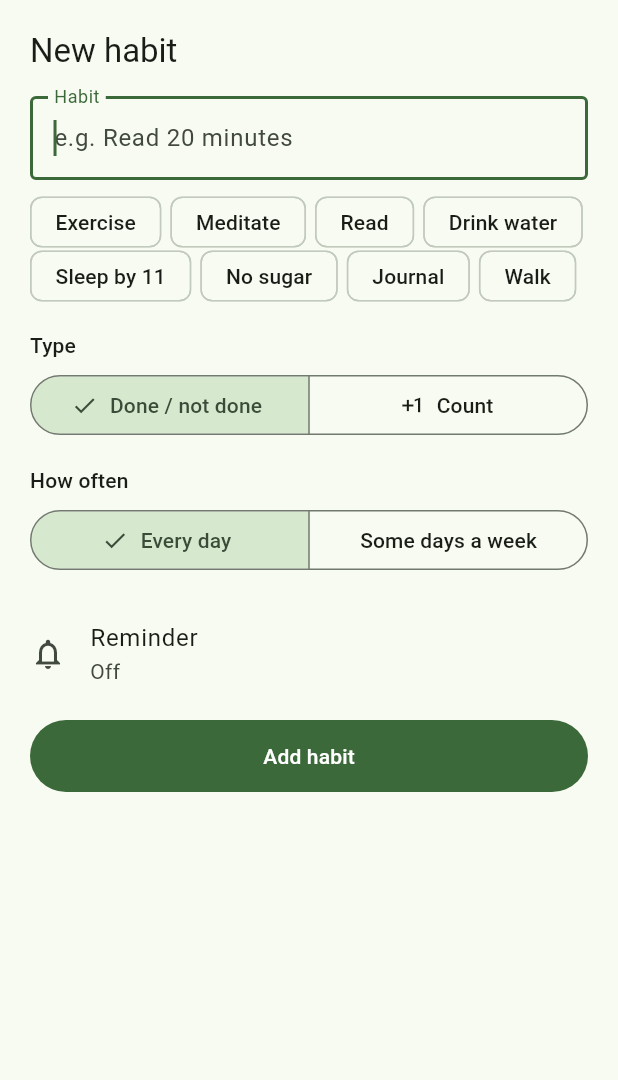
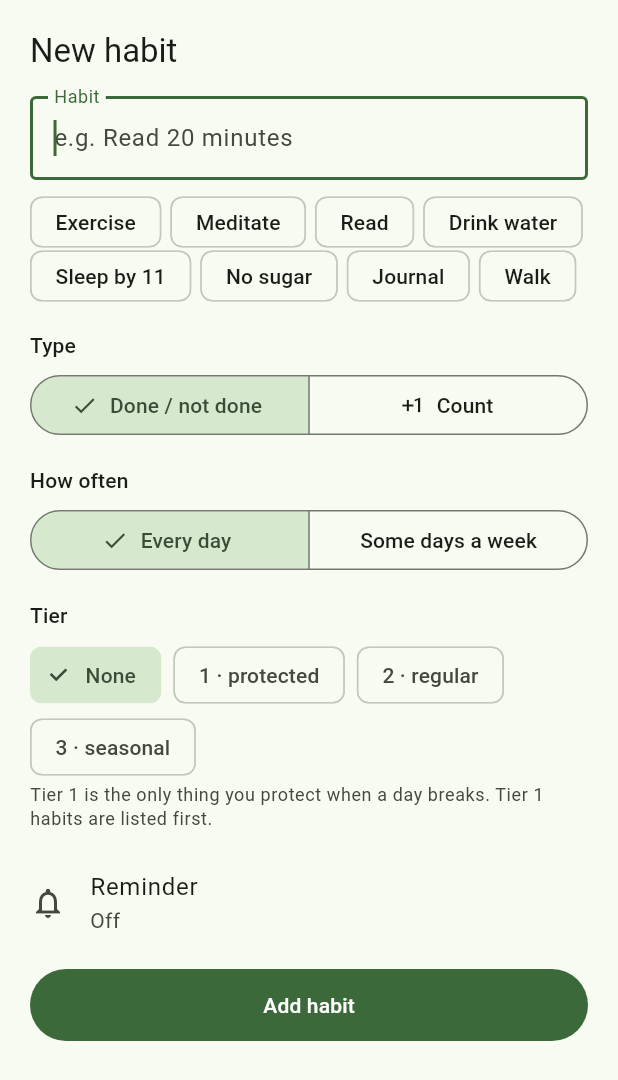
Before and after one commit to 0111abhius/Habits, a Flutter app: the _HabitEditorSheet widget shown alone on an empty page, opened directly, on a phone screen of 412 x 824 dp. Shown: the top 1080 px of the screen. Run offline on Flutter 3.47's test engine with Material 3 defaults, Android fonts, the phone set to English and light mode, and no system bars; our stand-ins replace cloud_firestore, firebase_auth, firebase_core, fl_chart, flutter_dotenv, flutter_markdown and 2 more; missing offline and left inert: dart:js_interop; accounts and stored records are empty; network calls fail.

Commit message:
Habits: tier selector in editor, Tier 1 shown first with shield marker, tier in detail sheet
Co-authored-by: 0111abhius <0111abhius@users.noreply.github.com>

```diff
--- a/lib/screens/habits_screen.dart
+++ b/lib/screens/habits_screen.dart
@@ -37,7 +37,7 @@ class _HabitsScreenState extends State<HabitsScreen> {
     if (uid == null) return;
     final result = await showHabitEditor(context);
     if (result == null) return;
-    await _service.addHabit(
+    final created = await _service.addHabit(
       uid: uid,
       name: result.name,
       type: result.type,
@@ -46,6 +46,7 @@ class _HabitsScreenState extends State<HabitsScreen> {
       targetCount: result.targetCount,
       reminderTime: result.reminderTime,
     );
+    if (result.tier > 0) await _service.updateHabit(uid, created.copyWith(tier: result.tier));
   }
 
   Future<void> _edit(Habit habit) async {
@@ -63,6 +64,7 @@ class _HabitsScreenState extends State<HabitsScreen> {
         targetCount: result.targetCount,
         reminderTime: result.reminderTime,
         clearReminder: result.reminderTime == null,
+        tier: result.tier,
       ),
     );
   }
@@ -397,6 +399,11 @@ class _HabitRow extends StatelessWidget {
                       runSpacing: 4,
                       crossAxisAlignment: WrapCrossAlignment.center,
                       children: [
+                        if (habit.tier == 1)
+                          Tooltip(
+                            message: 'Tier 1 · protected',
+                            child: Icon(Icons.shield_outlined, size: 14, color: theme.colorScheme.primary),
+                          ),
                         StreakBadge(habit: habit, today: today),
                         WeeklyProgressPill(habit: habit, date: date),
                         if (!wide) HabitDotRow(habit: habit, endDate: date, dotSize: 8),
--- a/lib/services/habit_service.dart
+++ b/lib/services/habit_service.dart
@@ -30,21 +30,25 @@ class HabitService {
   Stream<List<Habit>> watchHabits(String uid) {
     return _habitsColl(uid).snapshots().map((snap) {
       final habits = snap.docs.map((d) => Habit.fromMap(d.id, d.data())).toList();
-      habits.sort((a, b) {
-        final c = a.sortOrder.compareTo(b.sortOrder);
-        return c != 0 ? c : a.createdAt.compareTo(b.createdAt);
-      });
+      habits.sort(compareHabits);
       return habits;
     });
+  }
+
+  /// Tier 1 (protected) habits float to the top; everything else keeps the
+  /// user's manual order.
+  static int compareHabits(Habit a, Habit b) {
+    final ta = a.tier == 1 ? 0 : 1;
+    final tb = b.tier == 1 ? 0 : 1;
+    if (ta != tb) return ta.compareTo(tb);
+    final c = a.sortOrder.compareTo(b.sortOrder);
+    return c != 0 ? c : a.createdAt.compareTo(b.createdAt);
   }
 
   Future<List<Habit>> fetchHabits(String uid) async {
     final snap = await _habitsColl(uid).get();
     final habits = snap.docs.map((d) => Habit.fromMap(d.id, d.data())).toList();
-    habits.sort((a, b) {
-      final c = a.sortOrder.compareTo(b.sortOrder);
-      return c != 0 ? c : a.createdAt.compareTo(b.createdAt);
-    });
+    habits.sort(HabitService.compareHabits);
     return habits;
   }
 
--- a/lib/widgets/habit_detail_sheet.dart
+++ b/lib/widgets/habit_detail_sheet.dart
@@ -54,7 +54,7 @@ Future<HabitDetailAction?> showHabitDetail(BuildContext context, Habit habit, {D
                       children: [
                         Text(habit.name, style: theme.textTheme.titleLarge?.copyWith(fontWeight: FontWeight.bold)),
                         Text(
-                          '${habit.frequencyLabel}${habit.type == HabitType.counter ? ' · goal ${habit.targetCount}' : ''}',
+                          '${habit.frequencyLabel}${habit.type == HabitType.counter ? ' · goal ${habit.targetCount}' : ''}${habit.tier > 0 ? ' · ${habit.tierLabel}' : ''}',
                           style: theme.textTheme.bodySmall?.copyWith(color: theme.colorScheme.onSurfaceVariant),
                         ),
                       ],
--- a/lib/widgets/habit_editor_sheet.dart
+++ b/lib/widgets/habit_editor_sheet.dart
@@ -10,6 +10,7 @@ class HabitEditorResult {
   final int weeklyTarget;
   final int targetCount;
   final String? reminderTime;
+  final int tier;
 
   const HabitEditorResult({
     required this.name,
@@ -18,6 +19,7 @@ class HabitEditorResult {
     required this.weeklyTarget,
     required this.targetCount,
     this.reminderTime,
+    this.tier = 0,
   });
 }
 
@@ -46,6 +48,7 @@ class _HabitEditorSheetState extends State<_HabitEditorSheet> {
   late HabitFrequency _frequency;
   late int _weeklyTarget;
   late int _targetCount;
+  late int _tier;
   TimeOfDay? _reminder;
 
   static const _suggestions = [
@@ -68,6 +71,7 @@ class _HabitEditorSheetState extends State<_HabitEditorSheet> {
     _frequency = e?.frequency ?? HabitFrequency.daily;
     _weeklyTarget = e?.weeklyTarget ?? 3;
     _targetCount = e?.targetCount ?? 1;
+    _tier = e?.tier ?? 0;
     if (e?.reminderTime != null) {
       final parts = e!.reminderTime!.split(':');
       if (parts.length == 2) {
@@ -93,6 +97,7 @@ class _HabitEditorSheetState extends State<_HabitEditorSheet> {
         frequency: _frequency,
         weeklyTarget: _weeklyTarget,
         targetCount: _type == HabitType.counter ? _targetCount : 1,
+        tier: _tier,
         reminderTime: _reminder == null
             ? null
             : '${_reminder!.hour.toString().padLeft(2, '0')}:${_reminder!.minute.toString().padLeft(2, '0')}',
@@ -207,6 +212,24 @@ class _HabitEditorSheetState extends State<_HabitEditorSheet> {
               ),
             ],
             const SizedBox(height: 16),
+            Text('Tier', style: theme.textTheme.labelLarge),
+            const SizedBox(height: 6),
+            Wrap(
+              spacing: 8,
+              children: [
+                for (final (v, label) in const [(0, 'None'), (1, '1 · protected'), (2, '2 · regular'), (3, '3 · seasonal')])
+                  ChoiceChip(
+                    label: Text(label),
+                    selected: _tier == v,
+                    onSelected: (_) => setState(() => _tier = v),
+                  ),
+              ],
+            ),
+            Text(
+              'Tier 1 is the only thing you protect when a day breaks. Tier 1 habits are listed first.',
+              style: theme.textTheme.bodySmall?.copyWith(color: theme.colorScheme.onSurfaceVariant),
+            ),
+            const SizedBox(height: 12),
             ListTile(
               contentPadding: EdgeInsets.zero,
               leading: const Icon(Icons.notifications_outlined),
```
